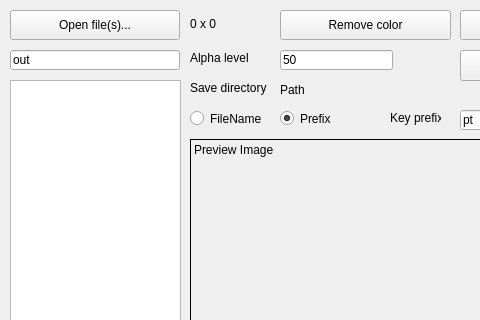
First picture: the form in mainwindow.ui, repository usbport11/TexPack, before the edit; both pictures show x 0 to 480 and y 0 to 320 of the 820 by 600 pixel window.
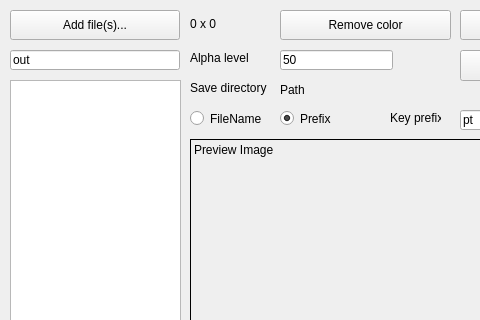
Second picture: the form after the edit.

Diff of the .ui file:
```diff
--- a/mainwindow.ui
+++ b/mainwindow.ui
@@ -37,7 +37,7 @@
      </rect>
     </property>
     <property name="text">
-     <string>Open file(s)...</string>
+     <string>Add file(s)...</string>
     </property>
    </widget>
    <widget class="QLabel" name="label">
```
Left out of the diff: 12 changed lines with no effect on the pictures.
